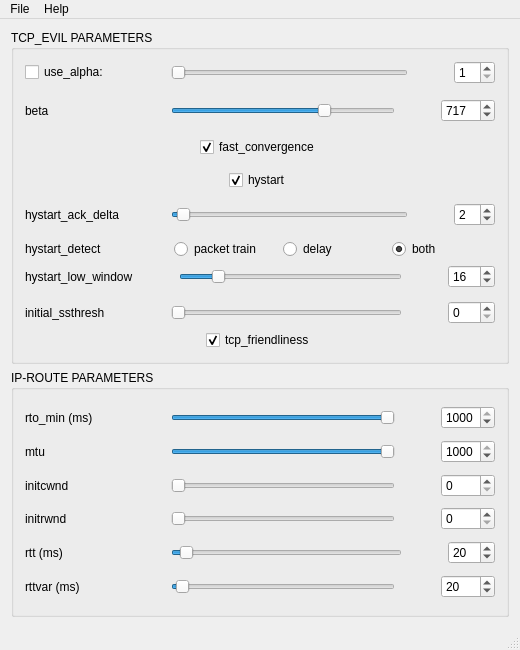
First picture: the form in gui/SlidersOfEvil/mainwindow.ui, repository Gasparila/TCPTuner, before the edit.
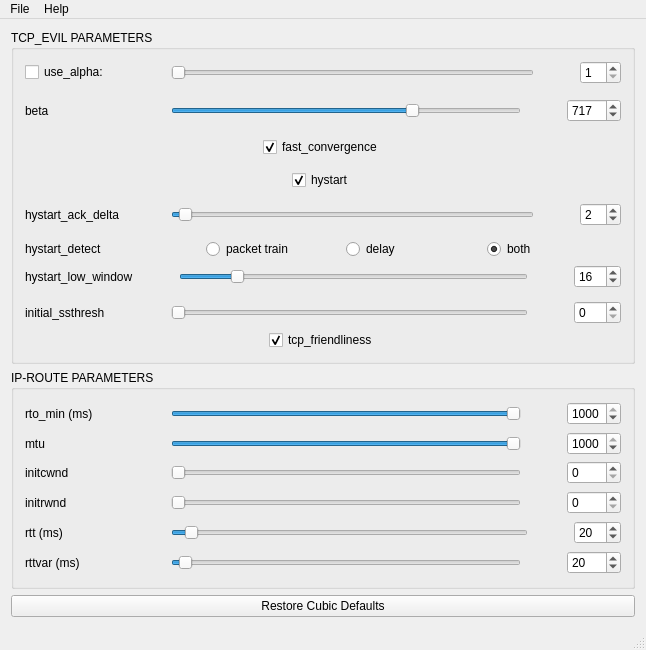
Second picture: the form after the edit.

Commit message: Added Restore Cubic Defaults button

The edit to the form file:
```diff
--- a/gui/SlidersOfEvil/mainwindow.ui
+++ b/gui/SlidersOfEvil/mainwindow.ui
@@ -6,7 +6,7 @@
    <rect>
     <x>0</x>
     <y>0</y>
-    <width>520</width>
+    <width>646</width>
     <height>650</height>
    </rect>
   </property>
@@ -1424,6 +1424,19 @@
       </layout>
      </widget>
     </item>
+    <item>
+     <widget class="QPushButton" name="btn_restoreDefaults">
+      <property name="maximumSize">
+       <size>
+        <width>16777215</width>
+        <height>16777215</height>
+       </size>
+      </property>
+      <property name="text">
+       <string>Restore Cubic Defaults</string>
+      </property>
+     </widget>
+    </item>
    </layout>
   </widget>
   <widget class="QMenuBar" name="menuBar">
@@ -1431,7 +1444,7 @@
     <rect>
      <x>0</x>
      <y>0</y>
-     <width>520</width>
+     <width>646</width>
      <height>21</height>
     </rect>
    </property>
```
The commit also changes 2 other files.
